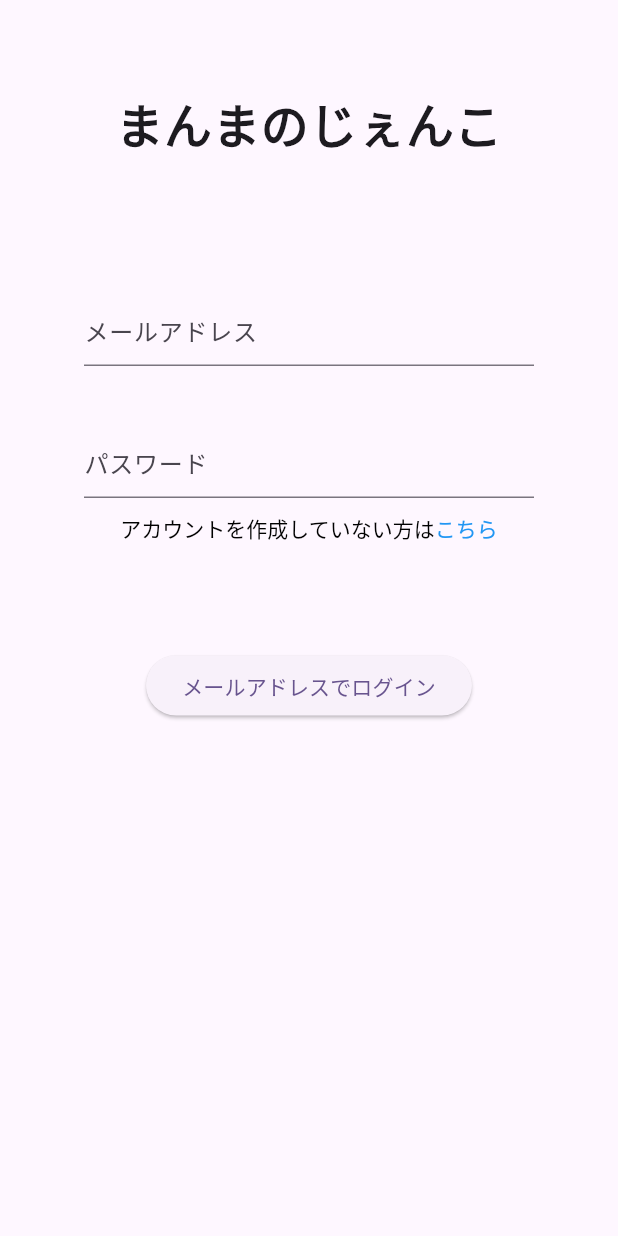
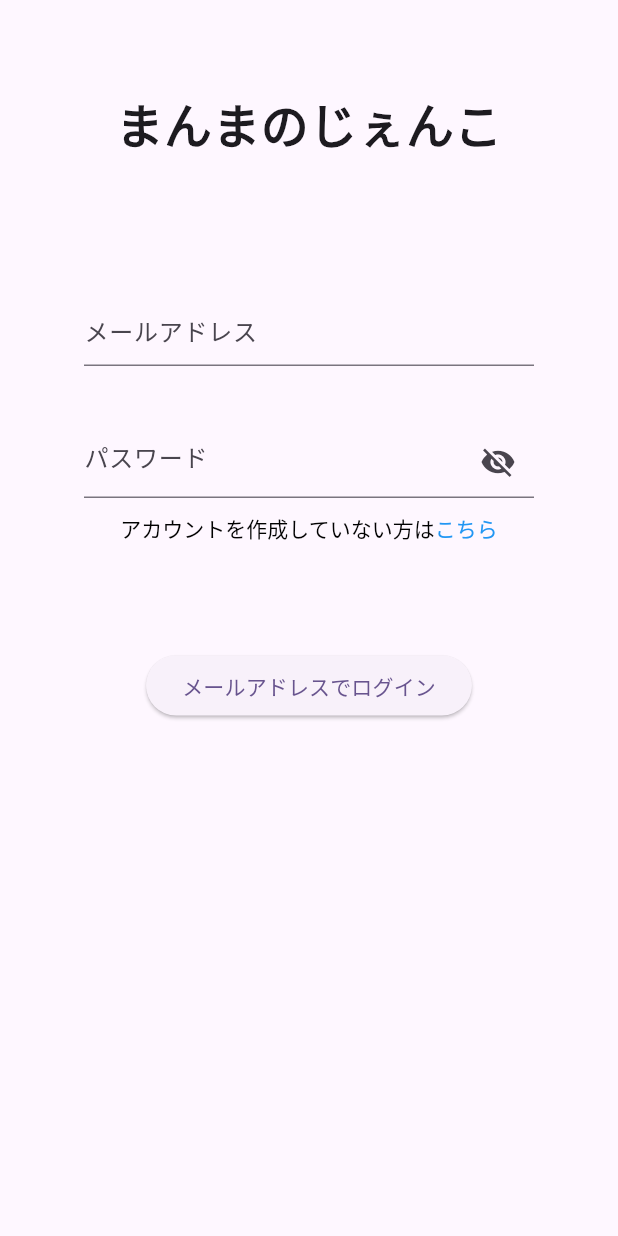
Before and after one commit to takumi3110/foodcostcalculator, a Flutter app: the screen it shows after launch, on a phone screen of 412 x 824 dp. Run offline on Flutter 3.47's test engine with Material 3 defaults, Android fonts, the phone set to English and light mode, and no system bars; our stand-ins replace cloud_firestore, firebase_auth, firebase_core, firebase_storage, image_picker, loading_animation_widget and 1 more; accounts and stored records are empty.

Commit message:
update: obscure password

```diff
--- a/lib/view/start_up/login_page.dart
+++ b/lib/view/start_up/login_page.dart
@@ -18,6 +18,8 @@ class _LoginPageState extends State<LoginPage> {
   TextEditingController passController = TextEditingController();
 
   bool _isLoading = false;
+  bool _isObscure = true;
+  bool _isLoginError = false;
 
   @override
   Widget build(BuildContext context) {
@@ -55,7 +57,20 @@ class _LoginPageState extends State<LoginPage> {
                     width: 300,
                     child: TextField(
                       controller: passController,
-                      decoration: const InputDecoration(hintText: 'パスワード'),
+                      decoration: InputDecoration(
+                          hintText: 'パスワード',
+                        suffixIcon: IconButton(
+                            onPressed: () {
+                              setState(() {
+                                _isObscure = !_isObscure;
+                              });
+                            },
+                            icon: Icon(
+                                _isObscure ? Icons.visibility_off: Icons.visibility
+                            )
+                        )
+                      ),
+                      obscureText: _isObscure,
                     ),
                   ),
                   const SizedBox(
@@ -75,8 +90,15 @@ class _LoginPageState extends State<LoginPage> {
                   const SizedBox(
                     height: 70,
                   ),
+                  if (_isLoginError)
+                    const Center(
+                        child: Text(
+                          '正しいメールアドレスとパスワードを入力してください。', style: TextStyle(color: Colors.red),
+                        )
+                    ),
                   ElevatedButton(
                       onPressed: () async {
+                        if (emailController.text.isNotEmpty && passController.text.isNotEmpty) {
                           setState(() {
                             _isLoading = true;
                           });
@@ -94,10 +116,18 @@ class _LoginPageState extends State<LoginPage> {
                             //   print('メール認証できませんでした。');
                             // }
                             Navigator.pushReplacement(context, MaterialPageRoute(builder: (context) => const CalendarPage()));
+                          } else {
+                            setState(() {
+                              _isLoginError = true;
+                            });
+                          }
                           setState(() {
                             _isLoading = false;
                           });
+                        } else {
+                          null;
                         }
+
                       },
                       child: const Text('メールアドレスでログイン')
                   ),
@@ -109,15 +139,15 @@ class _LoginPageState extends State<LoginPage> {
       ),
         if (_isLoading)
           const Opacity(
-            opacity: 0.7,
+            opacity: 0.8,
             child: ModalBarrier(
               dismissible: false,
-              color: Colors.black
+              color: Colors.white
             ),
           ),
         if (_isLoading)
           Center(
-            child: LoadingAnimationWidget.stretchedDots(color: Colors.white, size: 50),
+            child: LoadingAnimationWidget.stretchedDots(color: Colors.blue, size: 70),
           ),
     ]
     );
```
Also changed, not shown: lib/view/start_up/create_account_page.dart (+16 -4 lines). Lines whose indentation alone changed are shown as unchanged.
